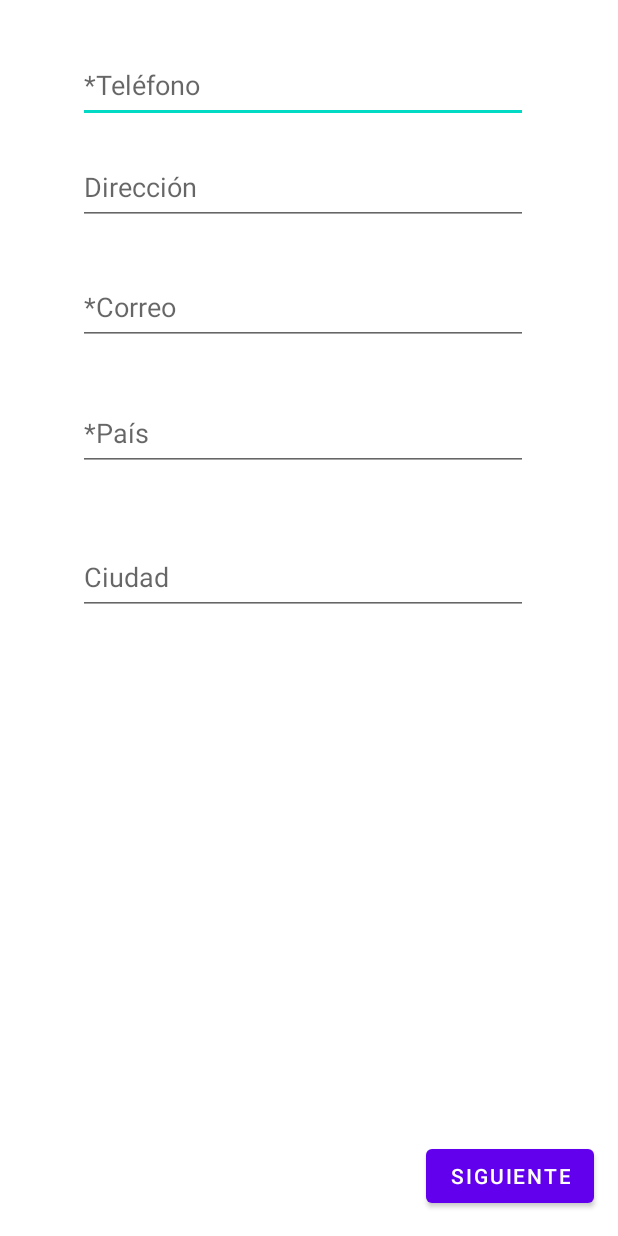
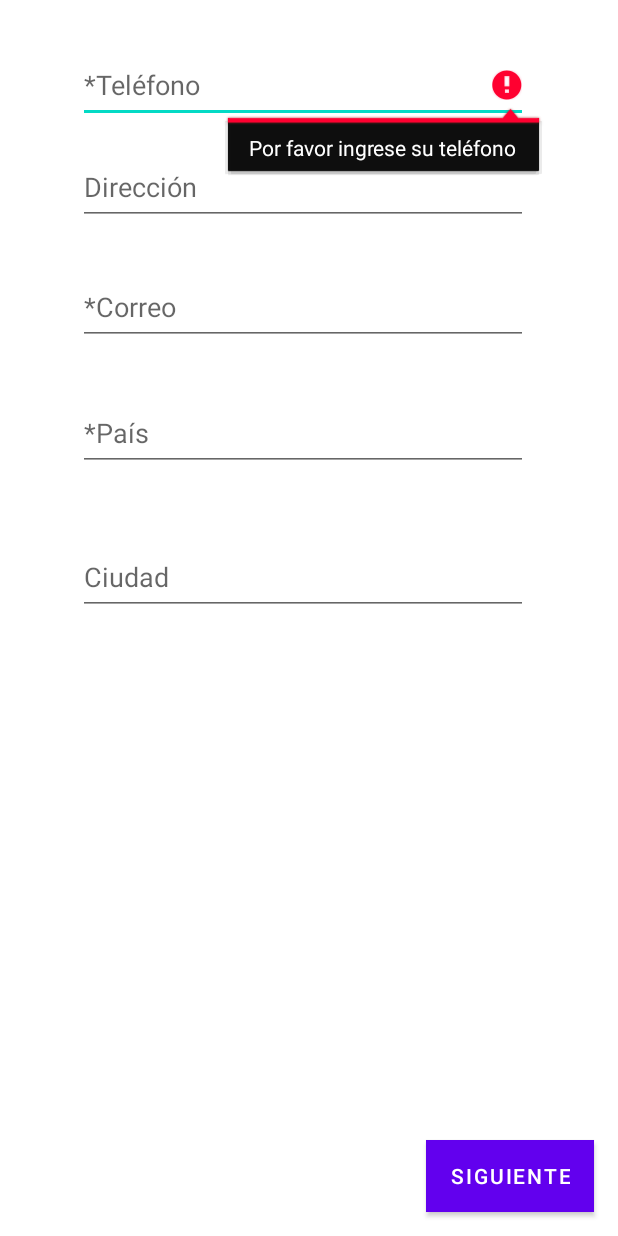
Before and after one commit to JonathanMazoG/Labs20231-Gr01, an Android app: the ContactDataActivity screen opened directly, with no data from a screen before it, after a tap on "SIGUIENTE", on a phone screen of 412 x 824 dp. Run offline under Robolectric (Android 15) with nearby library versions, the phone set to English and light mode, and no system bars.

Commit message:
idioma y mensajes de error

```diff
--- a/Lab1-UI/src/main/java/co/edu/udea/compumovil/gr01_20231/lab1/ContactDataActivity.kt
+++ b/Lab1-UI/src/main/java/co/edu/udea/compumovil/gr01_20231/lab1/ContactDataActivity.kt
@@ -47,8 +47,16 @@ class ContactDataActivity : AppCompatActivity() {
             pais = paisEditText.text.toString()
             ciudad = ciudadEditText.text.toString()
 
+            if (telefono.isEmpty()) {
+                telefonoEditText.error = getString(R.string.errortel)
+                return@setOnClickListener
+            }
+            if (correo.isEmpty()) {
+                correoEditText.error = "Por favor ingrese su teléfono"
+                return@setOnClickListener
+            }
             val datos1 = listOf(telefono, direccion, correo, pais, ciudad)
-            Log.d("PersonalDataActivity", datos1.joinToString(", "))
+            Log.d("ContactDataActivity", datos1.joinToString(", "))
         }
     }
 }
--- a/Lab1-UI/src/main/res/layout/contact_data_activity.xml
+++ b/Lab1-UI/src/main/res/layout/contact_data_activity.xml
@@ -83,6 +83,7 @@
         android:layout_width="wrap_content"
         android:layout_height="wrap_content"
         android:layout_marginEnd="16dp"
+        android:background="@color/teal_200"
         android:layout_marginBottom="16dp"
         android:text="Siguiente"
         app:layout_constraintBottom_toBottomOf="parent"
--- a/Lab1-UI/src/main/res/values/strings.xml
+++ b/Lab1-UI/src/main/res/values/strings.xml
@@ -7,6 +7,7 @@
     <string name="correo">*Correo</string>
     <string name="pais">*País</string>
     <string name="ciudad">Ciudad</string>
+    <string name="errortel">Por favor ingrese su teléfono</string>
     <string name="fecha_nacimiento">Fecha de nacimiento</string>
     <string name="grado_escolaridad">Grado de escolaridad</string>
     <string-array name="grados_escolares">
```
Also changed, not shown: 2 other files.
